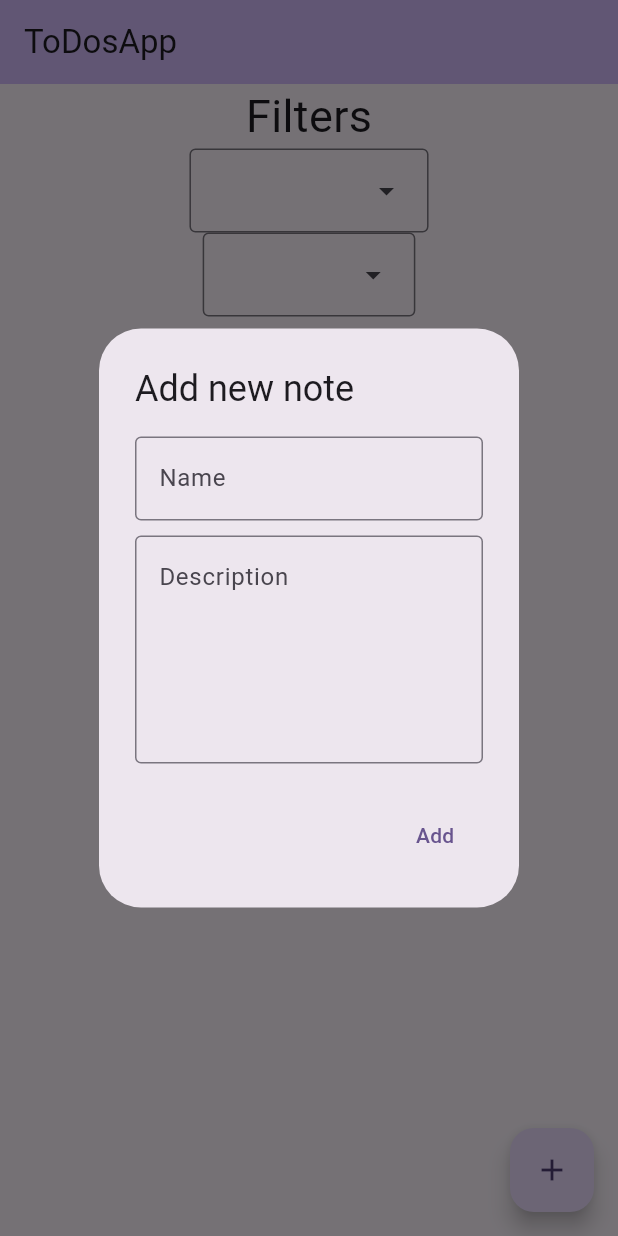
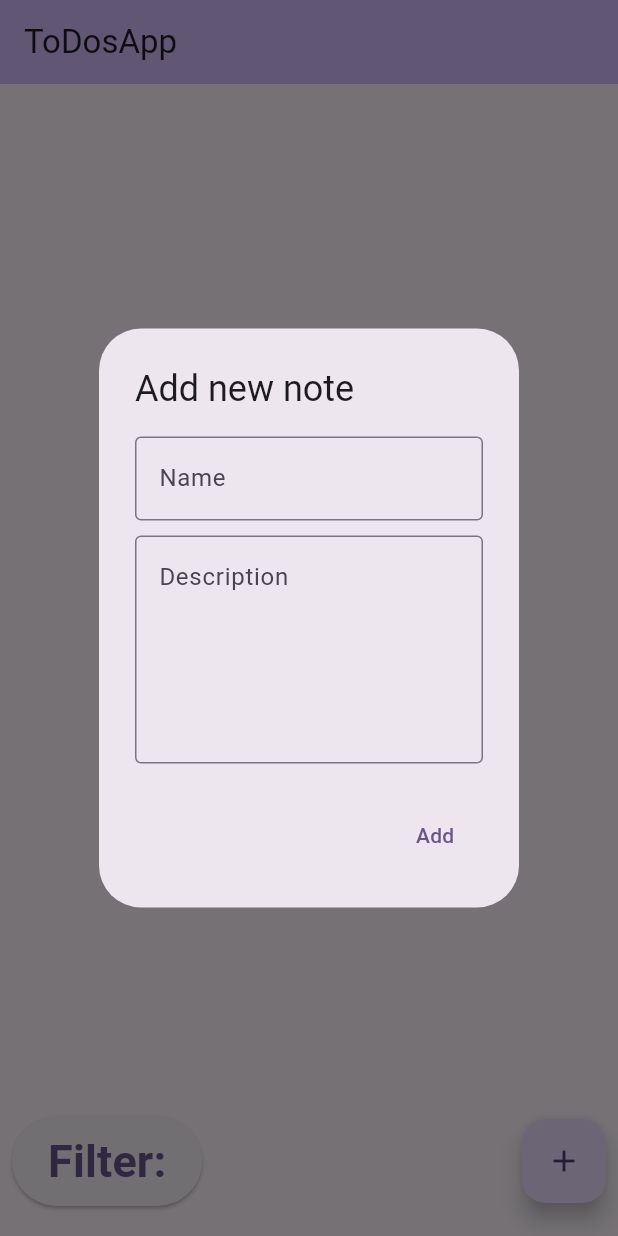
Before and after one commit to Vadymkon/todo_bloc_dio_hive_flutter, a Flutter app: the screen it shows after launch, after a tap on the "add" icon, on a phone screen of 412 x 824 dp. Run offline on Flutter 3.47's test engine with Material 2 defaults, Android fonts, the phone set to English and light mode, and no system bars; our stand-ins replace bloc, flutter_bloc, hive, hive_flutter; missing offline and left inert: crypt; accounts and stored records are empty.

Commit message:
Filter - done!

```diff
--- a/lib/categories_list.dart
+++ b/lib/categories_list.dart
@@ -10,6 +10,6 @@ const List<DropdownMenuEntry<String>> categories = [
 
 const List<DropdownMenuEntry<String>> readyStates = [
   DropdownMenuEntry(value: '', label: ''),
-  DropdownMenuEntry(value: 'true', label: 'ready'),
-  DropdownMenuEntry(value: 'false', label: 'not ready'),
+  DropdownMenuEntry(value: 'ready', label: 'ready'),
+  DropdownMenuEntry(value: 'not ready', label: 'not ready'),
 ];
--- a/lib/main_screen.dart
+++ b/lib/main_screen.dart
@@ -2,12 +2,11 @@ import 'package:flutter/material.dart';
 import 'package:flutter/rendering.dart';
 import 'package:flutter_bloc/flutter_bloc.dart';
 import 'package:todo_bloc_dio_hive_flutter/categories_list.dart';
+import 'package:todo_bloc_dio_hive_flutter/filter_screen.dart';
 import 'package:todo_bloc_dio_hive_flutter/notes_bloc/note_bloc.dart';
 import 'package:todo_bloc_dio_hive_flutter/popup_menus/add_note.dart';
 import 'package:todo_bloc_dio_hive_flutter/popup_menus/change_category_menu.dart';
 
-//TODO: StateSafe (SOLID safety)
-//TODO: Filtering (another event)
 //TODO: WeatherBloc & WeatherWidget
 
 class MyHomePage extends StatelessWidget {
@@ -16,9 +15,11 @@ class MyHomePage extends StatelessWidget {
   @override
   Widget build(BuildContext context) {
     final notes = context.select((NoteBloc nbloc) => nbloc.state.notes);
-
+    String readyController = '';
+    String categoryController = '';
     return Scaffold(
       appBar: AppBar(
+
         backgroundColor: Theme
             .of(context)
             .colorScheme
@@ -28,11 +29,8 @@ class MyHomePage extends StatelessWidget {
       body: Center(
         child: Column(
           children: [
-            const Text('Filters', style: TextStyle(fontSize: 30),),
-            const DropdownMenu(dropdownMenuEntries: readyStates),
-            const DropdownMenu(dropdownMenuEntries: categories),
             Container(
-              constraints: BoxConstraints(maxHeight: 420),
+              constraints: BoxConstraints(maxHeight: 620),
               child: BlocBuilder<NoteBloc, NoteState>(
                 builder: (context, state) {
                   return Column(
@@ -40,7 +38,8 @@ class MyHomePage extends StatelessWidget {
                       // if (state.isLoading)
                       //   const CircularProgressIndicator(),
                       if (state.notes.isNotEmpty)
-                      ListView.builder(
+                      Expanded(
+                        child: ListView.builder(
                           shrinkWrap: true,
                           itemCount: notes.length,
                           itemBuilder: (context, index) {
@@ -52,6 +51,7 @@ class MyHomePage extends StatelessWidget {
                               ),
                               leading: IconButton(
                                 onPressed: () {
+                                  //remove
                                   BlocProvider.of<NoteBloc>(context).add(NoteRemoveEvent(notes[index].id));
                                   },
                                 icon: Icon(Icons.delete),
@@ -63,13 +63,15 @@ class MyHomePage extends StatelessWidget {
                                 child: Checkbox(
                                   checkColor: Colors.green,
                                   value: notes[index].ready,
-                                onChanged: (bool? value) {
+                                  onChanged: (bool? value)  {
+                                    //readychange
                                     BlocProvider.of<NoteBloc>(context).add(NoteReadyChangeEvent(notes[index].id, value!));
                                     },
                                 )//Text(notes[index].category),
                               ),
                             );
                           },
+                        ),
                       ),
                     ],
                   );
@@ -79,13 +81,36 @@ class MyHomePage extends StatelessWidget {
           ],
         ),
       ),
-      floatingActionButton: FloatingActionButton(
+      floatingActionButtonLocation: FloatingActionButtonLocation.miniCenterFloat,
+      floatingActionButton:
+      Padding(
+        padding: const EdgeInsets.all(8.0),
+        child: Row(
+          mainAxisAlignment: MainAxisAlignment.center,
+          children: [
+            ElevatedButton(
+                child: Container( height: 60,
+                    child: Center(child: const Text('Filter:', style: TextStyle(fontSize: 30, fontWeight: FontWeight.w600),))),
+                onPressed: () {
+                  Navigator.push(context,
+                      MaterialPageRoute(
+                        builder: (_) =>
+                            BlocProvider.value(
+                                value: NoteBloc(),
+                                child: const FilterScreen()),
+                      ));
+                }),
+            const Spacer(),
+            FloatingActionButton(
               onPressed: () {
                 addNoteMenu(context);
               },
               tooltip: 'Add new element',
               child: const Icon(Icons.add),
             ),
+          ],
+        ),
+      ),
     );
   }
 }
--- a/lib/notes_bloc/note_event.dart
+++ b/lib/notes_bloc/note_event.dart
@@ -32,9 +32,9 @@ class NoteReadyChangeEvent extends NoteEvent {
 
 class NoteFetchEvent extends NoteEvent {}
 
-// class NoteFilteredEvent extends NoteEvent {
-//   final String? category;
-//   final bool? ready;
-//
-//   NoteFilteredEvent(this.category, this.ready);
-// }
+class NoteFilteredEvent extends NoteEvent {
+  final String? category;
+  final String? ready;
+
+  NoteFilteredEvent(this.category, this.ready);
+}
```
Also changed, not shown: lib/filter_screen.dart (added, +105 -0 lines), lib/notes_bloc/note_bloc.dart (+22 -3 lines). Lines whose indentation alone changed are shown as unchanged.
